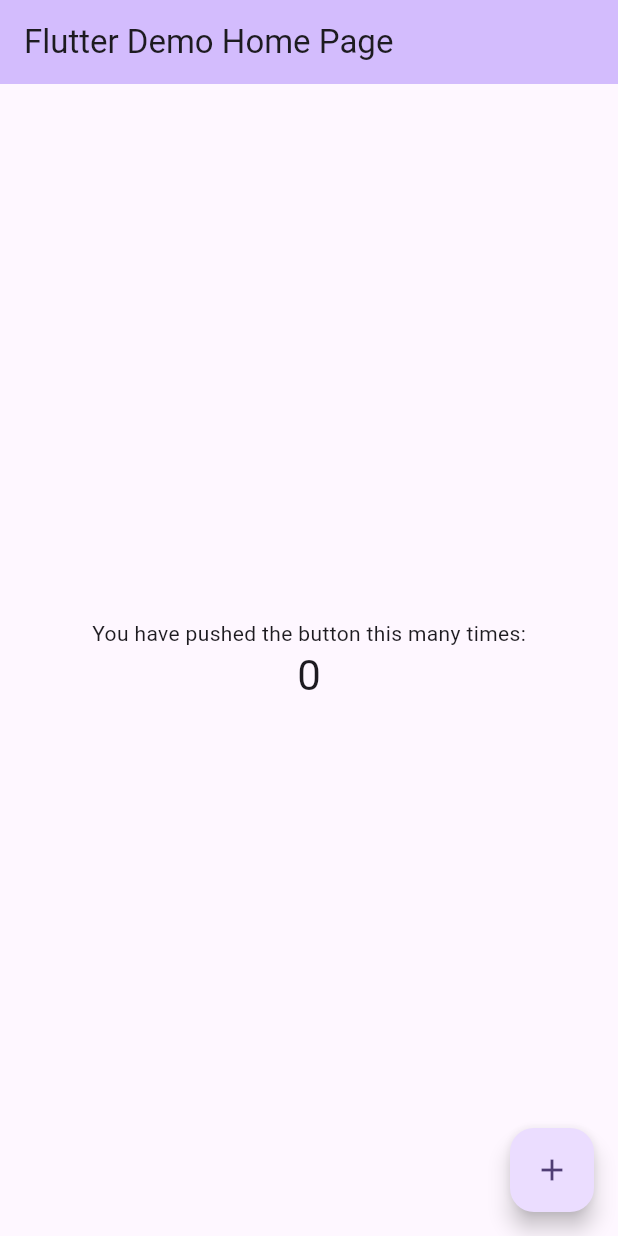
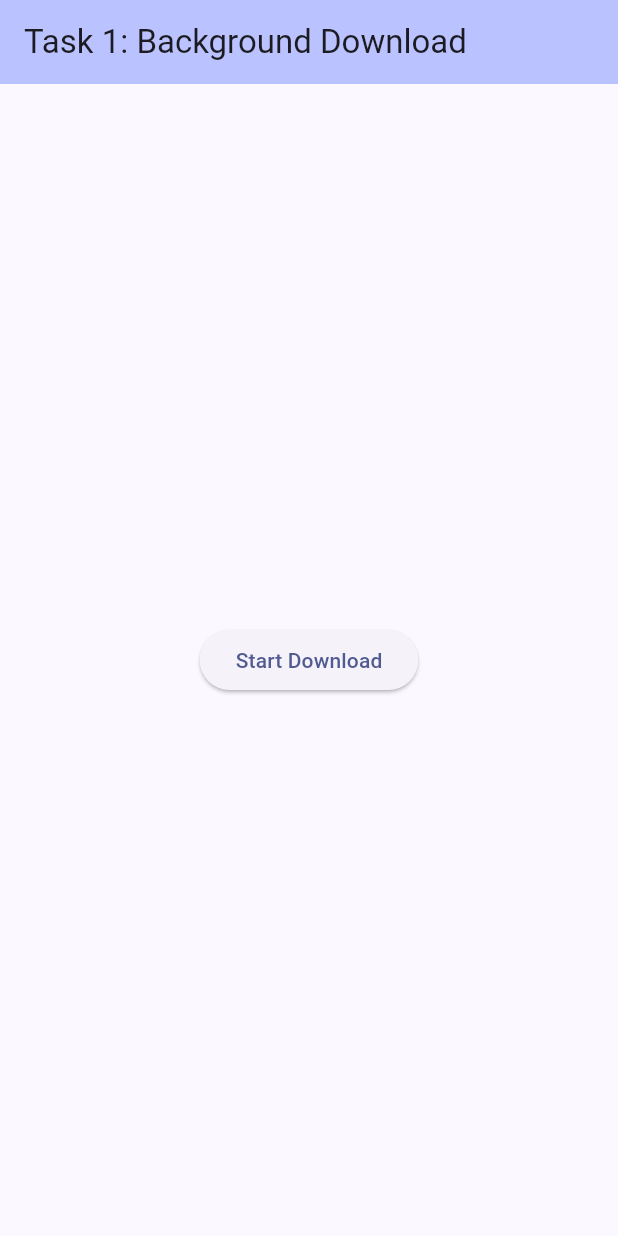
Before and after one commit to BhadrakshB/cmed-task1, a Flutter app: the screen it shows after launch, on a phone screen of 412 x 824 dp. Run offline on Flutter 3.47's test engine with Material 3 defaults, Android fonts, the phone set to English and light mode, and no system bars.

Commit message:
Added packages

```diff
--- /dev/null
+++ b/lib/download_button/presentation/pages/main_page.dart
@@ -0,0 +1,37 @@
+import 'package:flutter/material.dart';
+
+class MyHomePage
+    extends StatefulWidget {
+  const MyHomePage(
+      {super.key,});
+
+
+  @override
+  State<
+      MyHomePage> createState() =>
+      _MyHomePageState();
+}
+
+class _MyHomePageState
+    extends State<
+        MyHomePage> {
+
+  @override
+  Widget build(
+      BuildContext context) {
+    return Scaffold(
+      appBar: AppBar(
+        backgroundColor: Theme
+            .of(context)
+            .colorScheme
+            .inversePrimary,
+        title: Text(
+        "Task 1: Background Download"),
+      ),
+      body: Center(
+        child: ElevatedButton(onPressed: () {  }, child: Text("Start Download"), ),
+      ),
+
+    );
+  }
+}
--- a/lib/main.dart
+++ b/lib/main.dart
@@ -1,125 +1,29 @@
 import 'package:flutter/material.dart';
+
+import 'download_button/presentation/pages/main_page.dart';
 
 void main() {
   runApp(const MyApp());
 }
 
-class MyApp extends StatelessWidget {
+class MyApp
+    extends StatelessWidget {
   const MyApp({super.key});
 
-  // This widget is the root of your application.
+
   @override
-  Widget build(BuildContext context) {
+  Widget build(
+      BuildContext context) {
     return MaterialApp(
       title: 'Flutter Demo',
       theme: ThemeData(
-        // This is the theme of your application.
-        //
-        // TRY THIS: Try running your application with "flutter run". You'll see
-        // the application has a purple toolbar. Then, without quitting the app,
-        // try changing the seedColor in the colorScheme below to Colors.green
-        // and then invoke "hot reload" (save your changes or press the "hot
-        // reload" button in a Flutter-supported IDE, or press "r" if you used
-        // the command line to start the app).
-        //
-        // Notice that the counter didn't reset back to zero; the application
-        // state is not lost during the reload. To reset the state, use hot
-        // restart instead.
-        //
-        // This works for code too, not just values: Most code changes can be
-        // tested with just a hot reload.
-        colorScheme: ColorScheme.fromSeed(seedColor: Colors.deepPurple),
+        colorScheme: ColorScheme
+            .fromSeed(
+            seedColor: Colors
+                .indigo),
         useMaterial3: true,
       ),
-      home: const MyHomePage(title: 'Flutter Demo Home Page'),
+      home: const MyHomePage(),
     );
   }
 }
-
-class MyHomePage extends StatefulWidget {
-  const MyHomePage({super.key, required this.title});
-
-  // This widget is the home page of your application. It is stateful, meaning
-  // that it has a State object (defined below) that contains fields that affect
-  // how it looks.
-
-  // This class is the configuration for the state. It holds the values (in this
-  // case the title) provided by the parent (in this case the App widget) and
-  // used by the build method of the State. Fields in a Widget subclass are
-  // always marked "final".
-
-  final String title;
-
-  @override
-  State<MyHomePage> createState() => _MyHomePageState();
-}
-
-class _MyHomePageState extends State<MyHomePage> {
-  int _counter = 0;
-
-  void _incrementCounter() {
-    setState(() {
-      // This call to setState tells the Flutter framework that something has
-      // changed in this State, which causes it to rerun the build method below
-      // so that the display can reflect the updated values. If we changed
-      // _counter without calling setState(), then the build method would not be
-      // called again, and so nothing would appear to happen.
-      _counter++;
-    });
-  }
-
-  @override
-  Widget build(BuildContext context) {
-    // This method is rerun every time setState is called, for instance as done
-    // by the _incrementCounter method above.
-    //
-    // The Flutter framework has been optimized to make rerunning build methods
-    // fast, so that you can just rebuild anything that needs updating rather
-    // than having to individually change instances of widgets.
-    return Scaffold(
-      appBar: AppBar(
-        // TRY THIS: Try changing the color here to a specific color (to
-        // Colors.amber, perhaps?) and trigger a hot reload to see the AppBar
-        // change color while the other colors stay the same.
-        backgroundColor: Theme.of(context).colorScheme.inversePrimary,
-        // Here we take the value from the MyHomePage object that was created by
-        // the App.build method, and use it to set our appbar title.
-        title: Text(widget.title),
-      ),
-      body: Center(
-        // Center is a layout widget. It takes a single child and positions it
-        // in the middle of the parent.
-        child: Column(
-          // Column is also a layout widget. It takes a list of children and
-          // arranges them vertically. By default, it sizes itself to fit its
-          // children horizontally, and tries to be as tall as its parent.
-          //
-          // Column has various properties to control how it sizes itself and
-          // how it positions its children. Here we use mainAxisAlignment to
-          // center the children vertically; the main axis here is the vertical
-          // axis because Columns are vertical (the cross axis would be
-          // horizontal).
-          //
-          // TRY THIS: Invoke "debug painting" (choose the "Toggle Debug Paint"
-          // action in the IDE, or press "p" in the console), to see the
-          // wireframe for each widget.
-          mainAxisAlignment: MainAxisAlignment.center,
-          children: <Widget>[
-            const Text(
-              'You have pushed the button this many times:',
-            ),
-            Text(
-              '$_counter',
-              style: Theme.of(context).textTheme.headlineMedium,
-            ),
-          ],
-        ),
-      ),
-      floatingActionButton: FloatingActionButton(
-        onPressed: _incrementCounter,
-        tooltip: 'Increment',
-        child: const Icon(Icons.add),
-      ), // This trailing comma makes auto-formatting nicer for build methods.
-    );
-  }
-}
```
Also changed, not shown: pubspec.yaml (+7 -0 lines), lib/constants.dart (added), pubspec.lock.
